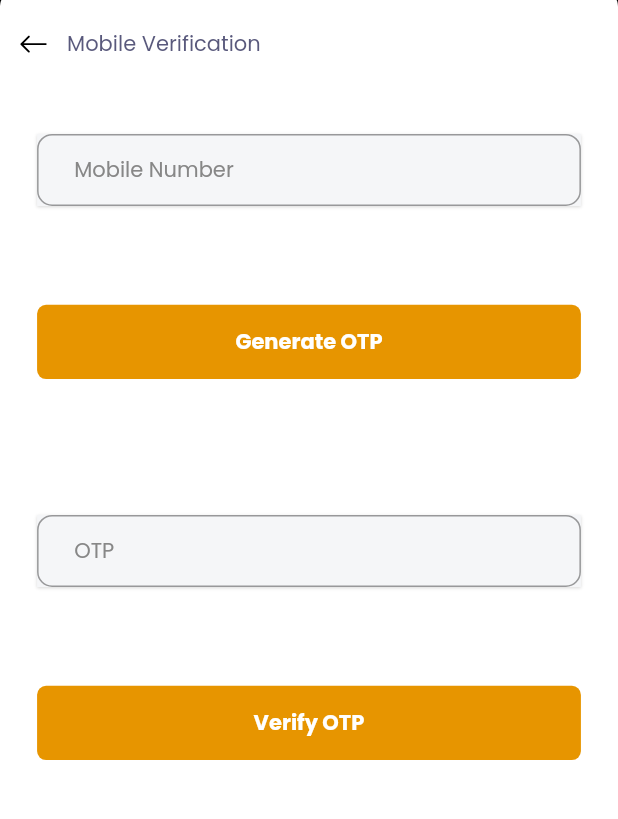
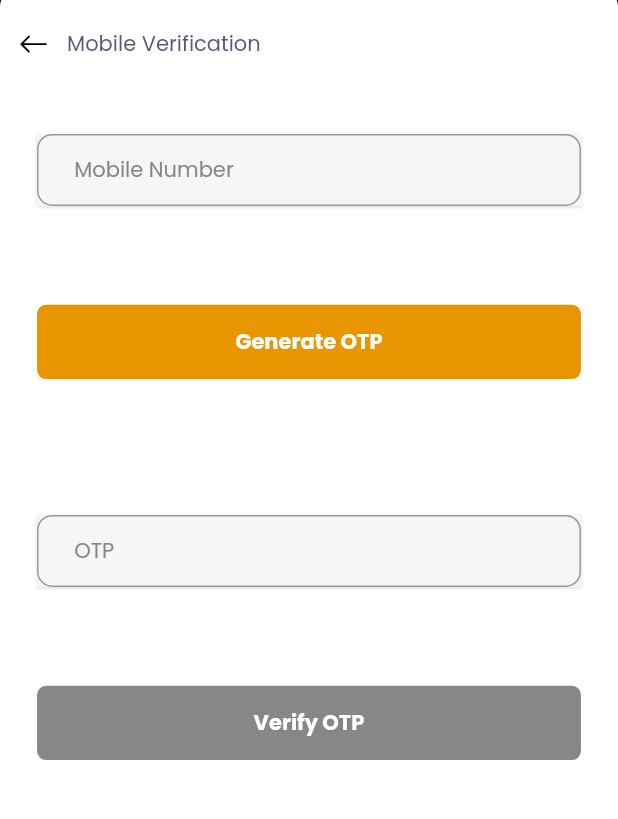
Before and after one commit to shivanixuriti/example, a Flutter app: the MobileVerification screen opened by its route, on a phone screen of 412 x 824 dp, the part 120-939 px from its top. Run offline on Flutter 3.47's test engine with Material 2 defaults, Android fonts, the phone set to English and light mode, and no system bars; our stand-ins replace auto_size_text, card_swiper, cloud_firestore, dio, email_validator, expandable and 16 more; missing offline and left inert: flutter_webview_plugin; accounts and stored records are empty; project files that could hold a hidden picture were left out.

Commit message:
mobile verification

```diff
--- a/lib/ui/screens/kyc_screens/mobile_verification_screen.dart
+++ b/lib/ui/screens/kyc_screens/mobile_verification_screen.dart
@@ -1,4 +1,5 @@
 import 'package:flutter/material.dart';
+import 'package:flutter/services.dart';
 import 'package:flutter_svg/svg.dart';
 import 'package:fluttertoast/fluttertoast.dart';
 import 'package:shared_preferences/shared_preferences.dart';
@@ -27,7 +28,8 @@ class _MobileVerificationState extends State<MobileVerification> {
 
   var mobno;
   bool isMobileNoCorrect = true;
-
+  bool isOtpNoCorrect =
+      false; //these are validations only for format(only no allowed 4 digits) and not actual correctness of otp
   @override
   void initState() {
     init();
@@ -111,6 +113,11 @@ class _MobileVerificationState extends State<MobileVerification> {
                           color: Colours.paleGrey,
                         ),
                         child: TextFormField(
+                            keyboardType: TextInputType.number,
+                            inputFormatters: <TextInputFormatter>[
+                              FilteringTextInputFormatter.allow(
+                                  RegExp(r'[0-9]')),
+                            ],
                             controller: numberController,
                             onChanged: (value) {
                               value = numberController.text;
@@ -120,6 +127,11 @@ class _MobileVerificationState extends State<MobileVerification> {
                                             null &&
                                         numberController.text.length == 10);
                               });
+                              if (isMobileNoCorrect == true &&
+                                  numberController.text.length == 10) {
+                                FocusScope.of(context).unfocus();
+                                //init generate otp???
+                              }
                             },
                             decoration: InputDecoration(
                               contentPadding: EdgeInsets.symmetric(
@@ -142,39 +154,28 @@ class _MobileVerificationState extends State<MobileVerification> {
                       child: isMobileNoCorrect
                           ? Container()
                           : Text('Please enter valid 10 digit Mobile No',
-                              style: TextStyle(color: Colors.redAccent)
-                              ),
+                              style: TextStyle(color: Colors.redAccent)),
                     ),
                     // SizedBox(
                     //   height: h1p * 3,
                     // ),
                     InkWell(
                       onTap: () async {
+                        if (isMobileNoCorrect) {
                           context.showLoader();
                           print("mobile----${numberController.text}");
                           Map<String, dynamic> kyc = await getIt<KycManager>()
                               .generateOTP(numberController.text);
                           context.hideLoader();
-                        //    progress.dismiss();
-                        //    print("doc---- $kyc");
-                        // ScaffoldMessenger.of(context).showSnackBar(SnackBar(
-                        //     behavior: SnackBarBehavior.floating,
-                        //     content: Text(
-                        //       kyc['msg'],
-                        //       style: TextStyle(
-                        //           color: kyc['status'] == true
-                        //               ? Colors.green
-                        //               : Colors.green),
-                        //     )));
                           Fluttertoast.showToast(msg: kyc['msg']);
-                        // Navigator.pop(context);
+                        }
                       },
                       child: Submitbutton(
                           maxWidth: maxWidth,
                           maxHeight: maxHeight,
                           content: "Generate OTP",
                           isKyc: true,
-                      ),
+                          active: isMobileNoCorrect),
                     ),
 
                     // SizedBox(
@@ -196,7 +197,27 @@ class _MobileVerificationState extends State<MobileVerification> {
                           color: Colours.paleGrey,
                         ),
                         child: TextFormField(
+                            keyboardType: TextInputType.number,
+                            inputFormatters: <TextInputFormatter>[
+                              FilteringTextInputFormatter.allow(
+                                  RegExp(r'[0-9]')),
+                            ],
                             controller: otpController,
+                            onChanged: (value) {
+                              value = otpController.text;
+                              setState(() {
+                                isOtpNoCorrect =
+                                    (int.tryParse(otpController.text) != null &&
+                                        otpController.text.length >= 4 &&
+                                        otpController.text.length <= 6);
+                              });
+                              if (isOtpNoCorrect == true &&
+                                  otpController.text.length >= 4 &&
+                                  otpController.text.length <= 6) {
+                                // FocusScope.of(context).unfocus();
+                                //init generate otp???
+                              }
+                            },
                             decoration: InputDecoration(
                               contentPadding: EdgeInsets.symmetric(
                                   horizontal: w1p * 6, vertical: h1p * .5),
@@ -214,20 +235,16 @@ class _MobileVerificationState extends State<MobileVerification> {
                     // ),
                     InkWell(
                       onTap: () async {
+                        if (isMobileNoCorrect && isOtpNoCorrect) {
                           context.showLoader();
                           Map<String, dynamic> otpDetails =
                               await getIt<KycManager>()
                                   .verifyOTP(otpController.text);
                           context.hideLoader();
                           Fluttertoast.showToast(msg: otpDetails['msg']);
-                        //  ScaffoldMessenger.of(context).showSnackBar(SnackBar(
-                        //         behavior: SnackBarBehavior.floating,
-                        //         content: Text(
-                        //           otpDetails['msg'],
-                        //           style: const TextStyle(color: Colors.green),
-                        //         )));
                           if (otpDetails['error'] == false) {
                             Navigator.pop(context);
+                          }
                         }
                       },
                       child: Submitbutton(
@@ -235,6 +252,7 @@ class _MobileVerificationState extends State<MobileVerification> {
                         maxHeight: maxHeight,
                         isKyc: true,
                         content: "Verify OTP",
+                        active: isMobileNoCorrect && isOtpNoCorrect,
                       ),
                     ),
                   ]))));
--- a/lib/ui/widgets/kyc_widgets/submitt_button.dart
+++ b/lib/ui/widgets/kyc_widgets/submitt_button.dart
@@ -7,8 +7,13 @@ class Submitbutton extends StatelessWidget {
   final double maxHeight;
   final String content;
   final bool isKyc;
-  const Submitbutton({required this.maxWidth,required this.isKyc,
-    required this.maxHeight,required this.content});
+  final bool active;
+  const Submitbutton(
+      {required this.maxWidth,
+      required this.isKyc,
+      required this.maxHeight,
+      required this.content,
+      this.active = true});
 
   @override
   Widget build(BuildContext context) {
@@ -16,16 +21,39 @@ class Submitbutton extends StatelessWidget {
     double h10p = maxHeight * 0.1;
     double w10p = maxWidth * 0.1;
     double w1p = maxWidth * 0.01;
-    return Padding(
-      padding:  EdgeInsets.symmetric(horizontal: w1p * 6,vertical: h1p * 8),
+    return active
+        ? Padding(
+            padding:
+                EdgeInsets.symmetric(horizontal: w1p * 6, vertical: h1p * 8),
             child: Container(
               height: h1p * 6,
               width: w1p * 13,
               decoration: BoxDecoration(
                 borderRadius: BorderRadius.circular(6),
-          color:isKyc == true? Colours.pumpkin :Colours.successPrimary,
+                color: isKyc == true ? Colours.pumpkin : Colours.successPrimary,
               ),
-        child: Center(child: Text(content,style: TextStyles.subHeading,)),
+              child: Center(
+                  child: Text(
+                content,
+                style: TextStyles.subHeading,
+              )),
+            ),
+          )
+        : Padding(
+            padding:
+                EdgeInsets.symmetric(horizontal: w1p * 6, vertical: h1p * 8),
+            child: Container(
+              height: h1p * 6,
+              width: w1p * 13,
+              decoration: BoxDecoration(
+                borderRadius: BorderRadius.circular(6),
+                color: Colours.gey,
+              ),
+              child: Center(
+                  child: Text(
+                content,
+                style: TextStyles.subHeading,
+              )),
             ),
           );
   }
```
Lines whose indentation alone changed are shown as unchanged.
